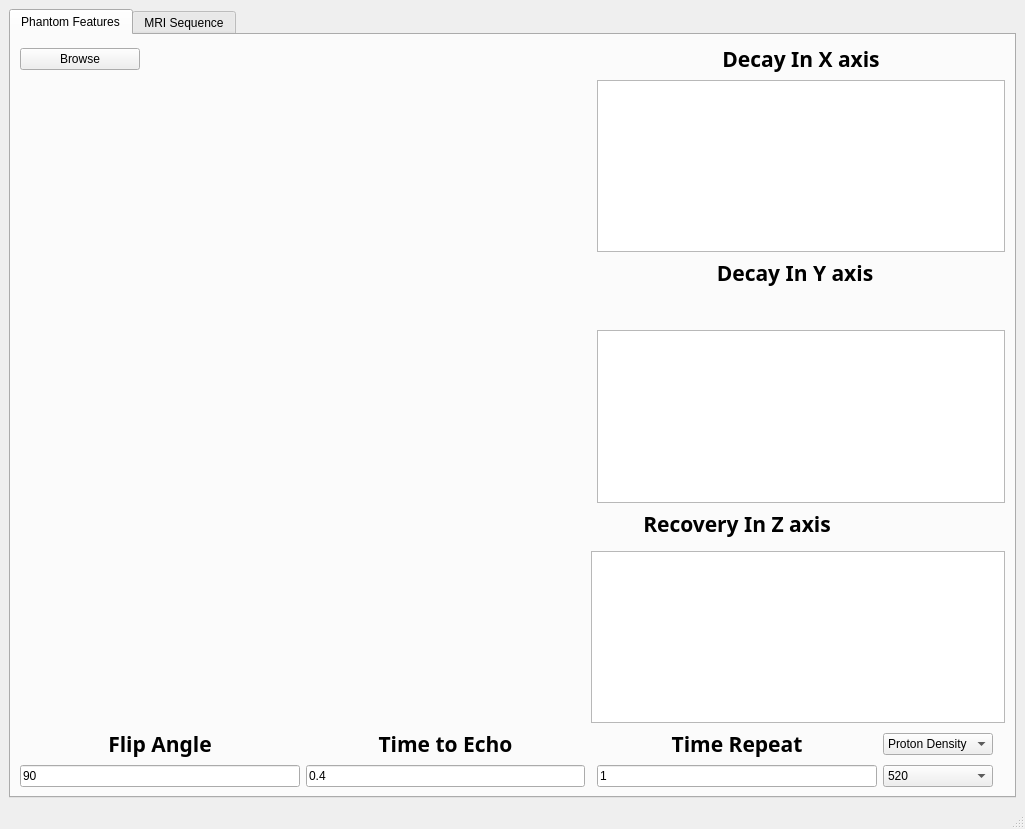
habiba1997/MRITask2-, file task22.ui: the form before one commit.
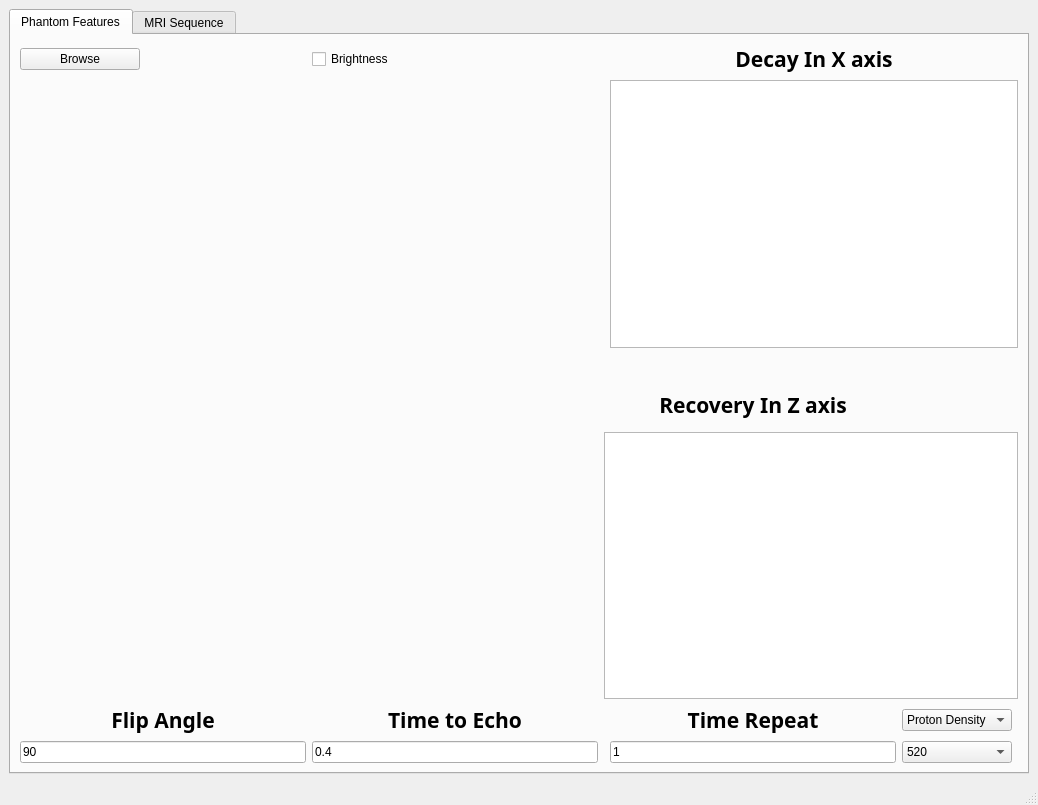
The form after the commit. Custom widgets are drawn as their Qt base class.

Patch:
```diff
--- a/task22.ui
+++ b/task22.ui
@@ -6,8 +6,8 @@
    <rect>
     <x>0</x>
     <y>0</y>
-    <width>1025</width>
-    <height>829</height>
+    <width>1038</width>
+    <height>805</height>
    </rect>
   </property>
   <property name="windowTitle">
@@ -25,23 +25,21 @@
         <string>Phantom Features</string>
        </attribute>
        <layout class="QGridLayout" name="gridLayout_2">
-        <item row="17" column="0">
-         <widget class="QLineEdit" name="rotationAngle">
-          <property name="maximumSize">
-           <size>
-            <width>400</width>
-            <height>16777215</height>
-           </size>
+        <item row="14" column="3">
+         <widget class="QLabel" name="label_9">
+          <property name="font">
+           <font>
+            <family>STIX</family>
+            <pointsize>16</pointsize>
+            <weight>75</weight>
+            <bold>true</bold>
+           </font>
           </property>
           <property name="text">
-           <string>90</string>
+           <string>Time Repeat</string>
           </property>
-         </widget>
-        </item>
-        <item row="17" column="1">
-         <widget class="QLineEdit" name="te">
-          <property name="text">
-           <string>0.4</string>
+          <property name="alignment">
+           <set>Qt::AlignCenter</set>
           </property>
          </widget>
         </item>
@@ -58,134 +56,24 @@
           </property>
          </widget>
         </item>
-        <item row="17" column="3">
+        <item row="15" column="3">
          <widget class="QLineEdit" name="tr">
           <property name="text">
            <string>1</string>
           </property>
          </widget>
         </item>
-        <item row="16" column="3">
-         <widget class="QLabel" name="label_9">
-          <property name="font">
-           <font>
-            <family>STIX</family>
-            <pointsize>16</pointsize>
-            <weight>75</weight>
-            <bold>true</bold>
-           </font>
-          </property>
+        <item row="15" column="1">
+         <widget class="QLineEdit" name="te">
           <property name="text">
-           <string>Time Repeat</string>
+           <string>0.4</string>
           </property>
-          <property name="alignment">
-           <set>Qt::AlignCenter</set>
-          </property>
          </widget>
         </item>
-        <item row="16" column="1">
-         <widget class="QLabel" name="label_5">
-          <property name="font">
-           <font>
-            <family>STIX</family>
-            <pointsize>16</pointsize>
-            <weight>75</weight>
-            <bold>true</bold>
-           </font>
-          </property>
-          <property name="text">
-           <string>Time to Echo</string>
-          </property>
-          <property name="alignment">
-           <set>Qt::AlignCenter</set>
-          </property>
-         </widget>
-        </item>
-        <item row="16" column="4">
-         <widget class="QComboBox" name="ImageChange">
-          <item>
-           <property name="text">
-            <string>Proton Density</string>
-           </property>
-          </item>
-          <item>
-           <property name="text">
-            <string>T1</string>
-           </property>
-          </item>
-          <item>
-           <property name="text">
-            <string>T2</string>
-           </property>
-          </item>
-         </widget>
-        </item>
-        <item row="17" column="4">
-         <widget class="QComboBox" name="comboBox">
-          <property name="maximumSize">
-           <size>
-            <width>120</width>
-            <height>16777215</height>
-           </size>
-          </property>
-          <property name="currentText">
-           <string>520</string>
-          </property>
-          <item>
-           <property name="text">
-            <string>520</string>
-           </property>
-          </item>
-          <item>
-           <property name="text">
-            <string>180</string>
-           </property>
-          </item>
-         </widget>
-        </item>
-        <item row="0" column="3" colspan="4">
-         <widget class="QLabel" name="label_10">
-          <property name="font">
-           <font>
-            <family>STIX</family>
-            <pointsize>16</pointsize>
-            <weight>75</weight>
-            <bold>true</bold>
-           </font>
-          </property>
-          <property name="text">
-           <string>Decay In X axis</string>
-          </property>
-          <property name="alignment">
-           <set>Qt::AlignCenter</set>
-          </property>
-         </widget>
-        </item>
-        <item row="16" column="0">
-         <widget class="QLabel" name="label_3">
-          <property name="font">
-           <font>
-            <family>STIX</family>
-            <pointsize>16</pointsize>
-            <weight>75</weight>
-            <bold>true</bold>
-           </font>
-          </property>
-          <property name="text">
-           <string>Flip Angle</string>
-          </property>
-          <property name="alignment">
-           <set>Qt::AlignCenter</set>
-          </property>
-         </widget>
-        </item>
-        <item row="9" column="3" colspan="4">
-         <widget class="PlotWidget" name="decayMy"/>
-        </item>
-        <item row="1" column="3" colspan="4">
+        <item row="1" column="3" colspan="3">
          <widget class="PlotWidget" name="decayMx"/>
         </item>
-        <item row="10" column="3">
+        <item row="8" column="3">
          <widget class="QLabel" name="label_12">
           <property name="font">
            <font>
@@ -203,8 +91,8 @@
           </property>
          </widget>
         </item>
-        <item row="2" column="3" colspan="2">
-         <widget class="QLabel" name="label_11">
+        <item row="14" column="0">
+         <widget class="QLabel" name="label_3">
           <property name="font">
            <font>
             <family>STIX</family>
@@ -214,14 +102,32 @@
            </font>
           </property>
           <property name="text">
-           <string>Decay In Y axis</string>
+           <string>Flip Angle</string>
           </property>
           <property name="alignment">
            <set>Qt::AlignCenter</set>
           </property>
          </widget>
         </item>
-        <item row="1" column="0" rowspan="12" colspan="2">
+        <item row="0" column="3" colspan="3">
+         <widget class="QLabel" name="label_10">
+          <property name="font">
+           <font>
+            <family>STIX</family>
+            <pointsize>16</pointsize>
+            <weight>75</weight>
+            <bold>true</bold>
+           </font>
+          </property>
+          <property name="text">
+           <string>Decay In X axis</string>
+          </property>
+          <property name="alignment">
+           <set>Qt::AlignCenter</set>
+          </property>
+         </widget>
+        </item>
+        <item row="1" column="0" rowspan="10" colspan="2">
          <widget class="QLabel" name="image">
           <property name="maximumSize">
            <size>
@@ -234,9 +140,95 @@
           </property>
          </widget>
         </item>
-        <item row="12" column="2" colspan="5">
+        <item row="10" column="2" colspan="4">
          <widget class="PlotWidget" name="recoveryMz"/>
         </item>
+        <item row="15" column="0">
+         <widget class="QLineEdit" name="rotationAngle">
+          <property name="maximumSize">
+           <size>
+            <width>400</width>
+            <height>16777215</height>
+           </size>
+          </property>
+          <property name="text">
+           <string>90</string>
+          </property>
+         </widget>
+        </item>
+        <item row="15" column="4">
+         <widget class="QComboBox" name="comboBox">
+          <property name="maximumSize">
+           <size>
+            <width>120</width>
+            <height>16777215</height>
+           </size>
+          </property>
+          <property name="currentText">
+           <string>520</string>
+          </property>
+          <item>
+           <property name="text">
+            <string>520</string>
+           </property>
+          </item>
+          <item>
+           <property name="text">
+            <string>180</string>
+           </property>
+          </item>
+         </widget>
+        </item>
+        <item row="14" column="4">
+         <widget class="QComboBox" name="ImageChange">
+          <item>
+           <property name="text">
+            <string>Proton Density</string>
+           </property>
+          </item>
+          <item>
+           <property name="text">
+            <string>T1</string>
+           </property>
+          </item>
+          <item>
+           <property name="text">
+            <string>T2</string>
+           </property>
+          </item>
+         </widget>
+        </item>
+        <item row="14" column="1">
+         <widget class="QLabel" name="label_5">
+          <property name="font">
+           <font>
+            <family>STIX</family>
+            <pointsize>16</pointsize>
+            <weight>75</weight>
+            <bold>true</bold>
+           </font>
+          </property>
+          <property name="text">
+           <string>Time to Echo</string>
+          </property>
+          <property name="alignment">
+           <set>Qt::AlignCenter</set>
+          </property>
+         </widget>
+        </item>
+        <item row="0" column="1">
+         <widget class="QCheckBox" name="checkBox">
+          <property name="maximumSize">
+           <size>
+            <width>100</width>
+            <height>16777215</height>
+           </size>
+          </property>
+          <property name="text">
+           <string>Brightness</string>
+          </property>
+         </widget>
+        </item>
        </layout>
       </widget>
       <widget class="QWidget" name="mriSequence">
```
Left out of the diff: 2 changed lines with no effect on the pictures.
